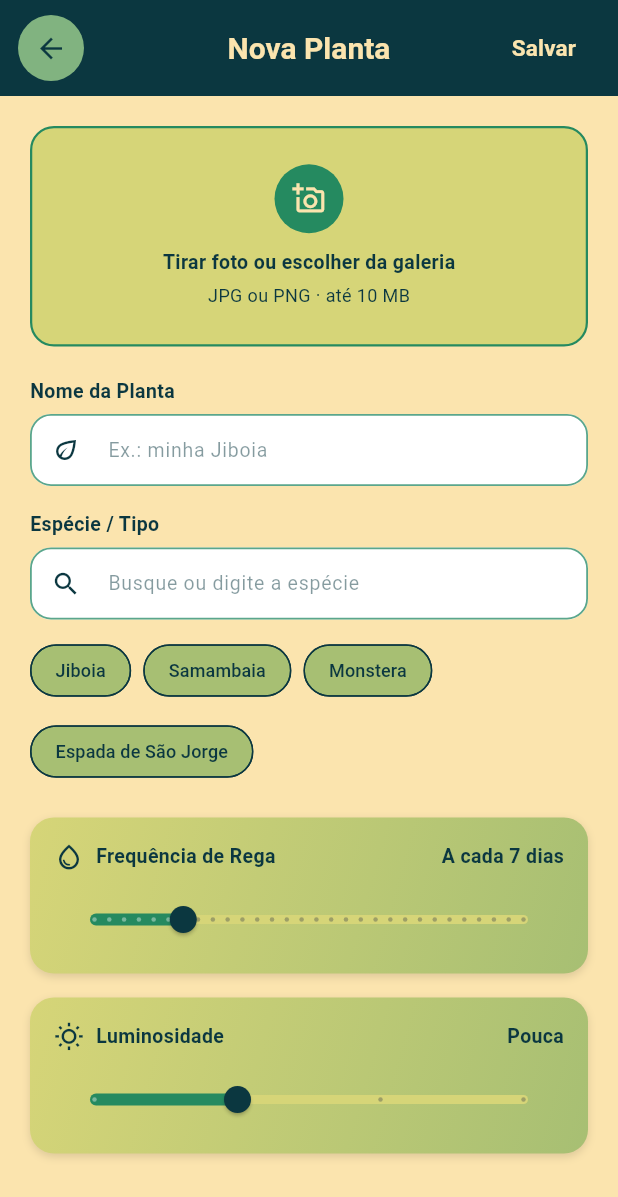
After one commit to aliciassantos/nali_sun_app, a Flutter app: the AddPlantScreen screen opened by its route, on a phone screen of 412 x 824 dp. The commit adds this screen. Shown: the top 1197 px of the screen. Run offline on Flutter 3.47's test engine with Material 3 defaults, Android fonts, the phone set to English and light mode, and no system bars; our stand-ins replace flutter_dotenv, shared_preferences, sqflite, sqflite_common_ffi, sqflite_common_ffi_web, supabase_flutter; accounts and stored records are empty.

Commit message:
feat: adiciona tela de adição de nova planta

```diff
--- a/lib/app/routes.dart
+++ b/lib/app/routes.dart
@@ -1,5 +1,6 @@
 // Definição de rotas nomeadas
 import 'package:flutter/material.dart';
+import 'package:path/path.dart';
 
 import '../screens/auth/login_screen.dart';
 import '../screens/auth/register_screen.dart';
@@ -10,6 +11,7 @@ import '../screens/main_navigation_screen.dart';
 import '../screens/calendar/calendar_screen.dart';
 import '../screens/tips/tips_screen.dart';
 import '../screens/profile/profile_screen.dart';
+import '../screens/plants/add_plants_screen.dart';
 
 class AppRoutes {
   // Nomes das rotas
@@ -21,7 +23,7 @@ class AppRoutes {
   static const String calendar = '/calendar';
   static const String tips = '/tips';
   static const String profile = '/profile';
-
+  static const String plant = '/add-plant';
   // Mapa de rotas do aplicativo
   static Map<String, WidgetBuilder> get routes {
     return {
@@ -33,6 +35,7 @@ class AppRoutes {
       calendar:(context) => const CalendarScreen(),
       tips:(context) => const TipsScreen(),
       profile:(context) => const ProfileScreen(),
+      plant:(context) => const AddPlantScreen()
     };
   }
 }
--- /dev/null
+++ b/lib/screens/plants/add_plants_screen.dart
@@ -0,0 +1,395 @@
+import 'package:flutter/material.dart';
+
+class AddPlantScreen extends StatefulWidget {
+  const AddPlantScreen({super.key});
+
+  @override
+  State<AddPlantScreen> createState() => _AddPlantScreenState();
+}
+
+class _AddPlantScreenState extends State<AddPlantScreen> {
+  final _formKey = GlobalKey<FormState>();
+  final _nomeController = TextEditingController();
+  final _especieController = TextEditingController();
+
+  // Valores dos sliders
+  double _frequenciaRega = 7; // dias
+  double _luminosidadeIndex = 1; // 0: Muito pouca, 1: Pouca, 2: Média, 3: Muita
+
+  final List<String> _niveisLuminosidade = [
+    'Muito pouca',
+    'Pouca',
+    'Média',
+    'Muita luz direta',
+  ];
+
+  final List<String> _sugestoesEspecies = [
+    'Jiboia',
+    'Samambaia',
+    'Monstera',
+    'Espada de São Jorge',
+  ];
+
+  // Paleta de cores oficial do Nali-Sun
+  static const Color fundoBege = Color(0xFFFBE4AE);
+  static const Color verdeEscuro = Color(0xFF0B3740);
+  static const Color verdeBase = Color(0xFF81B380);
+  static const Color verdeAviso = Color(0xFF258A60);
+  static const Color verdeBorda = Color(0xFF5AA68C);
+  static const Color cardAmareloVerde = Color(0xFFD6D578);
+  static const Color verdeChip = Color(0xFFA7BF73);
+
+  @override
+  void dispose() {
+    _nomeController.dispose();
+    _especieController.dispose();
+    super.dispose();
+  }
+
+  void _salvarPlanta() {
+    if (_formKey.currentState!.validate()) {
+      FocusScope.of(context).unfocus();
+
+      // Lógica de salvar no Supabase / Provider entra aqui
+      ScaffoldMessenger.of(context).showSnackBar(
+        const SnackBar(
+          content: Text('Planta cadastrada com sucesso! 🌿'),
+          backgroundColor: verdeAviso,
+        ),
+      );
+
+      Navigator.pop(context);
+    }
+  }
+
+  @override
+  Widget build(BuildContext context) {
+    return Scaffold(
+      backgroundColor: fundoBege,
+      appBar: AppBar(
+        backgroundColor: verdeEscuro,
+        elevation: 0,
+        toolbarHeight: 64,
+        leading: Padding(
+          padding: const EdgeInsets.only(left: 12),
+          child: Center(
+            child: Material(
+              color: verdeBase,
+              shape: const CircleBorder(),
+              clipBehavior: Clip.antiAlias,
+              child: IconButton(
+                icon: const Icon(Icons.arrow_back, color: verdeEscuro, size: 22),
+                onPressed: () => Navigator.pop(context),
+                tooltip: 'Voltar',
+              ),
+            ),
+          ),
+        ),
+        title: const Text(
+          'Nova Planta',
+          style: TextStyle(
+            color: fundoBege,
+            fontSize: 20,
+            fontWeight: FontWeight.w600,
+          ),
+        ),
+        centerTitle: true,
+        actions: [
+          Padding(
+            padding: const EdgeInsets.only(right: 16),
+            child: TextButton(
+              onPressed: _salvarPlanta,
+              style: TextButton.styleFrom(
+                foregroundColor: fundoBege,
+              ),
+              child: const Text(
+                'Salvar',
+                style: TextStyle(
+                  fontSize: 15,
+                  fontWeight: FontWeight.bold,
+                ),
+              ),
+            ),
+          ),
+        ],
+      ),
+      body: SafeArea(
+        child: SingleChildScrollView(
+          physics: const BouncingScrollPhysics(),
+          padding: const EdgeInsets.symmetric(horizontal: 20, vertical: 20),
+          child: Form(
+            key: _formKey,
+            child: Column(
+              crossAxisAlignment: CrossAxisAlignment.stretch,
+              children: [
+                // ==================== CARD DE SELEÇÃO DE FOTO ====================
+                _buildCardUploadFoto(),
+                const SizedBox(height: 20),
+
+                // ==================== NOME DA PLANTA ====================
+                _buildRotulo('Nome da Planta'),
+                const SizedBox(height: 6),
+                TextFormField(
+                  controller: _nomeController,
+                  style: const TextStyle(color: verdeEscuro, fontSize: 14),
+                  validator: (v) =>
+                      (v == null || v.trim().isEmpty) ? 'Informe o nome da planta' : null,
+                  decoration: _buildInputDecoration(
+                    hint: 'Ex.: minha Jiboia',
+                    icon: Icons.eco_outlined,
+                  ),
+                ),
+                const SizedBox(height: 16),
+
+                // ==================== ESPÉCIE / TIPO ====================
+                _buildRotulo('Espécie / Tipo'),
+                const SizedBox(height: 6),
+                TextFormField(
+                  controller: _especieController,
+                  style: const TextStyle(color: verdeEscuro, fontSize: 14),
+                  decoration: _buildInputDecoration(
+                    hint: 'Busque ou digite a espécie',
+                    icon: Icons.search_outlined,
+                  ),
+                ),
+                const SizedBox(height: 10),
+
+                // ==================== CHIPS DE SUGESTÃO ====================
+                Wrap(
+                  spacing: 8,
+                  runSpacing: 6,
+                  children: _sugestoesEspecies.map((especie) {
+                    return ActionChip(
+                      label: Text(
+                        especie,
+                        style: const TextStyle(
+                          color: verdeEscuro,
+                          fontSize: 12,
+                          fontWeight: FontWeight.w500,
+                        ),
+                      ),
+                      backgroundColor: verdeChip,
+                      side: const BorderSide(color: verdeEscuro, width: 1),
+                      shape: RoundedRectangleBorder(
+                        borderRadius: BorderRadius.circular(20),
+                      ),
+                      onPressed: () {
+                        setState(() {
+                          _especieController.text = especie;
+                        });
+                      },
+                    );
+                  }).toList(),
+                ),
+                const SizedBox(height: 20),
+
+                // ==================== SLIDER FREQUÊNCIA DE REGA ====================
+                _buildCardSlider(
+                  titulo: 'Frequência de Rega',
+                  subtitulo: 'A cada ${_frequenciaRega.round()} dias',
+                  icone: Icons.water_drop_outlined,
+                  child: SliderTheme(
+                    data: _sliderThemeData(),
+                    child: Slider(
+                      value: _frequenciaRega,
+                      min: 1,
+                      max: 30,
+                      divisions: 29,
+                      onChanged: (val) {
+                        setState(() => _frequenciaRega = val);
+                      },
+                    ),
+                  ),
+                ),
+                const SizedBox(height: 16),
+
+                // ==================== SLIDER LUMINOSIDADE ====================
+                _buildCardSlider(
+                  titulo: 'Luminosidade',
+                  subtitulo: _niveisLuminosidade[_luminosidadeIndex.round()],
+                  icone: Icons.wb_sunny_outlined,
+                  child: SliderTheme(
+                    data: _sliderThemeData(),
+                    child: Slider(
+                      value: _luminosidadeIndex,
+                      min: 0,
+                      max: 3,
+                      divisions: 3,
+                      onChanged: (val) {
+                        setState(() => _luminosidadeIndex = val);
+                      },
+                    ),
+                  ),
+                ),
+              ],
+            ),
+          ),
+        ),
+      ),
+    );
+  }
+
+  // ==================== WIDGETS AUXILIARES ====================
+
+  Widget _buildCardUploadFoto() {
+    return InkWell(
+      onTap: () {
+        // Exibir modal para tirar foto ou escolher da galeria
+      },
+      borderRadius: BorderRadius.circular(16),
+      child: Container(
+        padding: const EdgeInsets.symmetric(vertical: 24, horizontal: 16),
+        decoration: BoxDecoration(
+          color: cardAmareloVerde,
+          borderRadius: BorderRadius.circular(16),
+          border: Border.all(color: verdeAviso, width: 1.5),
+        ),
+        child: Column(
+          children: [
+            Container(
+              width: 46,
+              height: 46,
+              decoration: const BoxDecoration(
+                color: verdeAviso,
+                shape: BoxShape.circle,
+              ),
+              child: const Icon(
+                Icons.add_a_photo_outlined,
+                color: fundoBege,
+                size: 22,
+              ),
+            ),
+            const SizedBox(height: 10),
+            const Text(
+              'Tirar foto ou escolher da galeria',
+              style: TextStyle(
+                color: verdeEscuro,
+                fontSize: 13,
+                fontWeight: FontWeight.bold,
+              ),
+            ),
+            const SizedBox(height: 4),
+            const Text(
+              'JPG ou PNG · até 10 MB',
+              style: TextStyle(
+                color: verdeEscuro,
+                fontSize: 12,
+              ),
+            ),
+          ],
+        ),
+      ),
+    );
+  }
+
+  Widget _buildCardSlider({
+    required String titulo,
+    required String subtitulo,
+    required IconData icone,
+    required Widget child,
+  }) {
+    return Container(
+      padding: const EdgeInsets.fromLTRB(16, 16, 16, 12),
+      decoration: BoxDecoration(
+        gradient: const LinearGradient(
+          begin: Alignment.topLeft,
+          end: Alignment.bottomRight,
+          colors: [cardAmareloVerde, verdeChip],
+        ),
+        borderRadius: BorderRadius.circular(16),
+        boxShadow: const [
+          BoxShadow(
+            color: Colors.black12,
+            blurRadius: 4,
+            offset: Offset(0, 2),
+          ),
+        ],
+      ),
+      child: Column(
+        children: [
+          Row(
+            mainAxisAlignment: MainAxisAlignment.spaceBetween,
+            children: [
+              Row(
+                children: [
+                  Icon(icone, color: verdeEscuro, size: 20),
+                  const SizedBox(width: 8),
+                  Text(
+                    titulo,
+                    style: const TextStyle(
+                      color: verdeEscuro,
+                      fontSize: 13,
+                      fontWeight: FontWeight.bold,
+                    ),
+                  ),
+                ],
+              ),
+              Text(
+                subtitulo,
+                style: const TextStyle(
+                  color: verdeEscuro,
+                  fontSize: 13,
+                  fontWeight: FontWeight.w600,
+                ),
+              ),
+            ],
+          ),
+          const SizedBox(height: 8),
+          child,
+        ],
+      ),
+    );
+  }
+
+  Widget _buildRotulo(String texto) {
+    return Text(
+      texto,
+      style: const TextStyle(
+        color: verdeEscuro,
+        fontSize: 13,
+        fontWeight: FontWeight.bold,
+      ),
+    );
+  }
+
+  InputDecoration _buildInputDecoration({
+    required String hint,
+    required IconData icon,
+  }) {
+    return InputDecoration(
+      hintText: hint,
+      hintStyle: TextStyle(
+        color: verdeEscuro.withValues(alpha: 0.5),
+        fontSize: 13,
+      ),
+      prefixIcon: Icon(icon, color: verdeEscuro, size: 20),
+      filled: true,
+      fillColor: Colors.white,
+      contentPadding: const EdgeInsets.symmetric(horizontal: 14, vertical: 12),
+      isDense: true,
+      border: OutlineInputBorder(
+        borderRadius: BorderRadius.circular(14),
+        borderSide: const BorderSide(color: verdeBorda, width: 1.2),
+      ),
+      enabledBorder: OutlineInputBorder(
+        borderRadius: BorderRadius.circular(14),
+        borderSide: const BorderSide(color: verdeBorda, width: 1.2),
+      ),
+      focusedBorder: OutlineInputBorder(
+        borderRadius: BorderRadius.circular(14),
+        borderSide: const BorderSide(color: verdeAviso, width: 1.8),
+      ),
+    );
+  }
+
+  SliderThemeData _sliderThemeData() {
+    return SliderThemeData(
+      activeTrackColor: verdeAviso,
+      inactiveTrackColor: cardAmareloVerde,
+      thumbColor: verdeEscuro,
+      overlayColor: verdeAviso.withValues(alpha: 0.2),
+      trackHeight: 6,
+      thumbShape: const RoundSliderThumbShape(enabledThumbRadius: 9),
+    );
+  }
+}
--- a/lib/screens/plants/plants_screen.dart
+++ b/lib/screens/plants/plants_screen.dart
@@ -1,6 +1,7 @@
 // Aba 2: Meu Jardim e Detalhes
 
 import 'package:flutter/material.dart';
+import '../../app/routes.dart';
 
 class MyGardenScreen extends StatefulWidget {
   const MyGardenScreen({super.key});
@@ -107,10 +108,9 @@ class _MyGardenScreenState extends State<MyGardenScreen> {
             child: InkWell(
               customBorder: const CircleBorder(),
               onTap: () {
-                ScaffoldMessenger.of(context).showSnackBar(
-                  const SnackBar(
-                    content: Text('Funcionalidade de adicionar planta em breve.'),
-                  ),
+                 Navigator.push(
+                  context,
+                  AppRoutes.plant as Route<Object?>,
                 );
               },
               child: const SizedBox(
```
Also changed, not shown: pubspec.lock, 4 other files.
